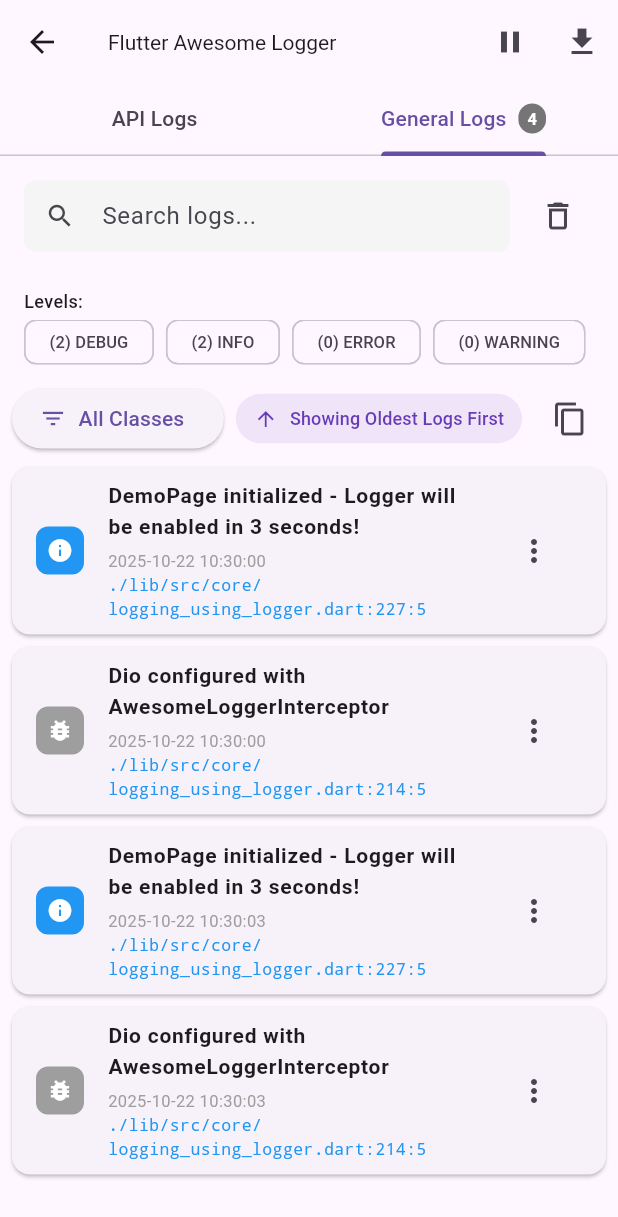
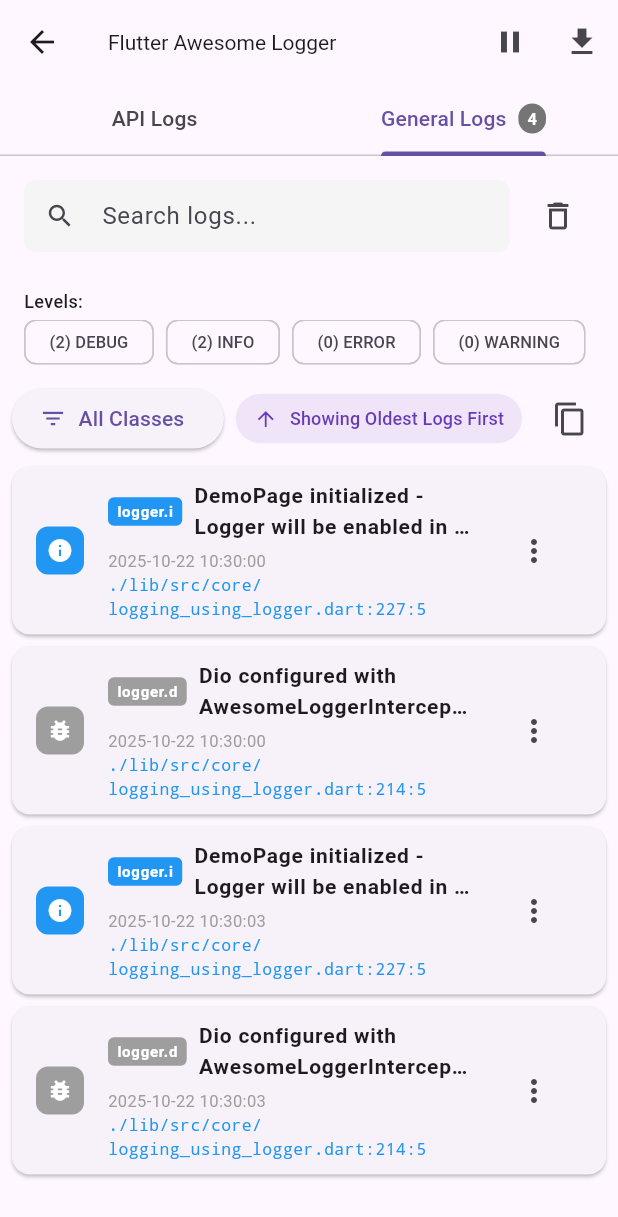
Before and after one commit to codeastartup01dev/flutter_awesome_logger, a Flutter app: the LoggerHistoryPage screen opened directly, tab 2 chosen, on a phone screen of 412 x 824 dp. Shown: the top 1217 px of the screen. Run offline on Flutter 3.47's test engine with Material 3 defaults, Android fonts, the phone set to English and light mode, and no system bars; our stand-ins replace dio, logger; missing offline and left inert: shake.

Commit message:
Enhance log display and labeling in UI components
- Introduced a method to get appropriate labels for log types in the Awesome Logger History Page, improving clarity in log representation.
- Updated API and general logs tabs to display log method and logger level labels with enhanced styling, providing a more informative and visually appealing user interface.
- Refactored log title display to include method and level labels, ensuring consistent presentation across different log types.

These changes improve the user experience by making log information more accessible and visually distinct.

```diff
--- a/lib/src/ui/awesome_logger_history_page.dart
+++ b/lib/src/ui/awesome_logger_history_page.dart
@@ -331,6 +331,28 @@ class _AwesomeLoggerHistoryPageState extends State<AwesomeLoggerHistoryPage> {
         _statsFilter = filterKey == 'total' ? null : filterKey;
       }
     });
+  }
+
+  /// Get appropriate label for log type display
+  String _getLogTypeLabel(UnifiedLogEntry log) {
+    if (log.source == LogSource.api) {
+      // For API logs, show the HTTP method
+      return log.httpMethod ?? 'API';
+    } else {
+      // For general logs, show logger.level format
+      switch (log.type) {
+        case UnifiedLogType.debug:
+          return 'logger.d';
+        case UnifiedLogType.info:
+          return 'logger.i';
+        case UnifiedLogType.warning:
+          return 'logger.w';
+        case UnifiedLogType.error:
+          return 'logger.e';
+        default:
+          return 'logger';
+      }
+    }
   }
 
   /// Handle copy actions for logs
@@ -758,11 +780,11 @@ class _AwesomeLoggerHistoryPageState extends State<AwesomeLoggerHistoryPage> {
                                     vertical: 2,
                                   ),
                                   decoration: BoxDecoration(
-                                    color: log.source.color,
+                                    color: log.type.color,
                                     borderRadius: BorderRadius.circular(4),
                                   ),
                                   child: Text(
-                                    log.source.displayName,
+                                    _getLogTypeLabel(log),
                                     style: const TextStyle(
                                       color: Colors.white,
                                       fontSize: 10,
--- a/lib/src/ui/widgets/general_logs_tab.dart
+++ b/lib/src/ui/widgets/general_logs_tab.dart
@@ -129,6 +129,22 @@ class _GeneralLogsTabState extends State<GeneralLogsTab> {
 
   List<String> _getAvailableLevels() {
     return ['DEBUG', 'INFO', 'ERROR', 'WARNING'];
+  }
+
+  /// Get logger level label for display
+  String _getLoggerLevelLabel(String level) {
+    switch (level.toUpperCase()) {
+      case 'DEBUG':
+        return 'logger.d';
+      case 'INFO':
+        return 'logger.i';
+      case 'WARNING':
+        return 'logger.w';
+      case 'ERROR':
+        return 'logger.e';
+      default:
+        return 'logger';
+    }
   }
 
   void _exportLogs() {
@@ -382,7 +398,29 @@ class _GeneralLogsTabState extends State<GeneralLogsTab> {
                               size: 18,
                             ),
                           ),
-                          title: Text(
+                          title: Row(
+                            children: [
+                              Container(
+                                padding: const EdgeInsets.symmetric(
+                                  horizontal: 6,
+                                  vertical: 2,
+                                ),
+                                decoration: BoxDecoration(
+                                  color: _getLevelColor(log.level),
+                                  borderRadius: BorderRadius.circular(4),
+                                ),
+                                child: Text(
+                                  _getLoggerLevelLabel(log.level),
+                                  style: const TextStyle(
+                                    color: Colors.white,
+                                    fontSize: 10,
+                                    fontWeight: FontWeight.bold,
+                                  ),
+                                ),
+                              ),
+                              const SizedBox(width: 8),
+                              Expanded(
+                                child: Text(
                                   log.message,
                                   maxLines: 2,
                                   overflow: TextOverflow.ellipsis,
@@ -390,6 +428,9 @@ class _GeneralLogsTabState extends State<GeneralLogsTab> {
                                     fontWeight: FontWeight.w600,
                                     fontSize: 14,
                                   ),
+                                ),
+                              ),
+                            ],
                           ),
                           subtitle: Column(
                             crossAxisAlignment: CrossAxisAlignment.start,
```
Also changed, not shown: lib/src/ui/widgets/api_logs_tab.dart (+27 -2 lines). Lines whose indentation alone changed are shown as unchanged.
